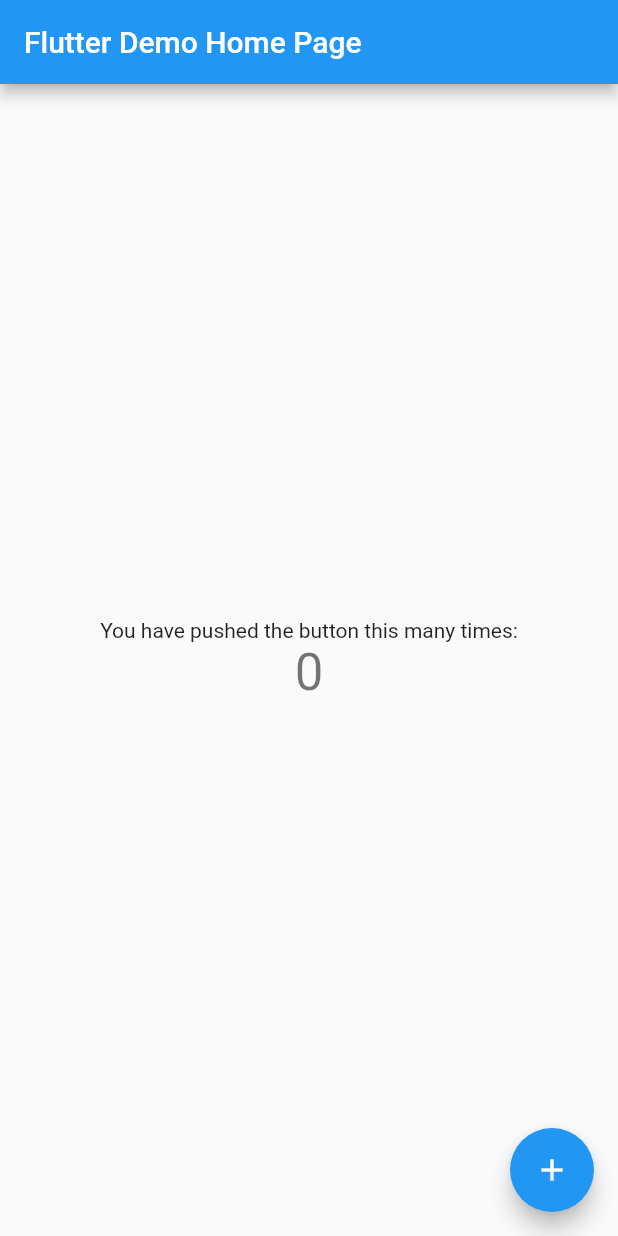
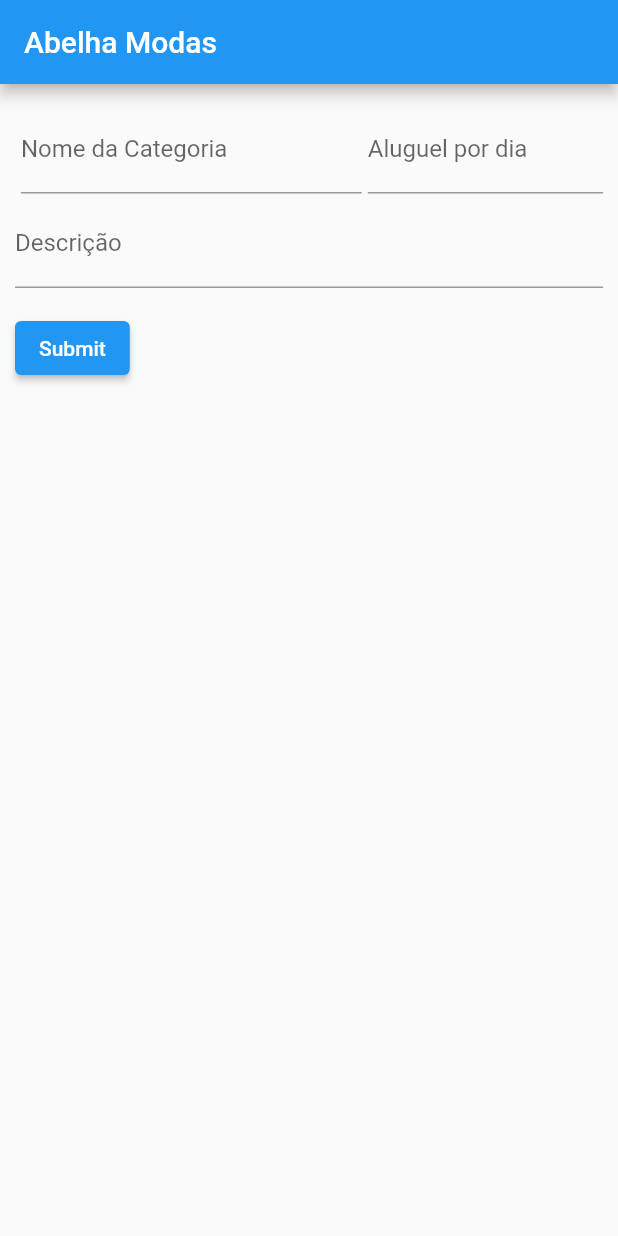
Before and after one commit to camilocoelhogomes/abelha_modas, a Flutter app: the screen it shows after launch, on a phone screen of 412 x 824 dp. Run offline on Flutter 3.47's test engine with Material 2 defaults, Android fonts, the light colour scheme and no system bars.

Commit message:
starting the add category form

```diff
--- a/lib/domain/use_cases.dart
+++ b/lib/domain/use_cases.dart
@@ -6,7 +6,7 @@
 }
 
 abstract class SearchCustomer {
-  Future<List<Customer>> searchCustomerBy(String searchBy, String searchFor);
+  Future<List<Customer>> searchCustomer(String searchFor);
 }
 
 abstract class CreateCategory {
@@ -42,16 +42,10 @@
   SearchCustomerUseCase({required creator}) : _creator = creator;
 
   @override
-  Future<List<Customer>> searchCustomerBy(String searchBy, String searchFor) {
+  Future<List<Customer>> searchCustomer(String searchFor) {
     RegExp cpfRegex = RegExp(r'\d{11}');
     try {
-      if (searchBy != 'cpf' && searchBy != 'name') {
-        throw FieldNotSearchble(message: 'search by needs to be cpf or name');
-      }
-      if (searchBy == 'cpf' && !cpfRegex.hasMatch(searchFor)) {
-        throw FieldNotSearchble(message: 'cpf don\'t match regex \'\\d{11}\'');
-      }
-      return _creator.searchCustomerBy(searchBy, searchFor);
+      return _creator.searchCustomer(searchFor);
     } catch (e) {
       rethrow;
     }
--- a/lib/main.dart
+++ b/lib/main.dart
@@ -1,3 +1,4 @@
+import 'package:abelha_modas/user_interface/pages/register_costume/register_costume.dart';
 import 'package:flutter/material.dart';
 
 void main() {
@@ -24,92 +25,7 @@
         // is not restarted.
         primarySwatch: Colors.blue,
       ),
-      home: const MyHomePage(title: 'Flutter Demo Home Page'),
+      home: const RegisterCostumePage(),
     );
   }
 }
-
-class MyHomePage extends StatefulWidget {
-  const MyHomePage({Key? key, required this.title}) : super(key: key);
-
-  // This widget is the home page of your application. It is stateful, meaning
-  // that it has a State object (defined below) that contains fields that affect
-  // how it looks.
-
-  // This class is the configuration for the state. It holds the values (in this
-  // case the title) provided by the parent (in this case the App widget) and
-  // used by the build method of the State. Fields in a Widget subclass are
-  // always marked "final".
-
-  final String title;
-
-  @override
-  State<MyHomePage> createState() => _MyHomePageState();
-}
-
-class _MyHomePageState extends State<MyHomePage> {
-  int _counter = 0;
-
-  void _incrementCounter() {
-    setState(() {
-      // This call to setState tells the Flutter framework that something has
-      // changed in this State, which causes it to rerun the build method below
-      // so that the display can reflect the updated values. If we changed
-      // _counter without calling setState(), then the build method would not be
-      // called again, and so nothing would appear to happen.
-      _counter++;
-    });
-  }
-
-  @override
-  Widget build(BuildContext context) {
-    // This method is rerun every time setState is called, for instance as done
-    // by the _incrementCounter method above.
-    //
-    // The Flutter framework has been optimized to make rerunning build methods
-    // fast, so that you can just rebuild anything that needs updating rather
-    // than having to individually change instances of widgets.
-    return Scaffold(
-      appBar: AppBar(
-        // Here we take the value from the MyHomePage object that was created by
-        // the App.build method, and use it to set our appbar title.
-        title: Text(widget.title),
-      ),
-      body: Center(
-        // Center is a layout widget. It takes a single child and positions it
-        // in the middle of the parent.
-        child: Column(
-          // Column is also a layout widget. It takes a list of children and
-          // arranges them vertically. By default, it sizes itself to fit its
-          // children horizontally, and tries to be as tall as its parent.
-          //
-          // Invoke "debug painting" (press "p" in the console, choose the
-          // "Toggle Debug Paint" action from the Flutter Inspector in Android
-          // Studio, or the "Toggle Debug Paint" command in Visual Studio Code)
-          // to see the wireframe for each widget.
-          //
-          // Column has various properties to control how it sizes itself and
-          // how it positions its children. Here we use mainAxisAlignment to
-          // center the children vertically; the main axis here is the vertical
-          // axis because Columns are vertical (the cross axis would be
-          // horizontal).
-          mainAxisAlignment: MainAxisAlignment.center,
-          children: <Widget>[
-            const Text(
-              'You have pushed the button this many times:',
-            ),
-            Text(
-              '$_counter',
-              style: Theme.of(context).textTheme.headline4,
-            ),
-          ],
-        ),
-      ),
-      floatingActionButton: FloatingActionButton(
-        onPressed: _incrementCounter,
-        tooltip: 'Increment',
-        child: const Icon(Icons.add),
-      ), // This trailing comma makes auto-formatting nicer for build methods.
-    );
-  }
-}
--- /dev/null
+++ b/lib/user_interface/pages/register_costume/register_costume.dart
@@ -0,0 +1,139 @@
+import 'package:abelha_modas/domain/entities.dart';
+import 'package:flutter/material.dart';
+import 'package:flutter/src/widgets/framework.dart';
+import 'package:flutter/widgets.dart';
+
+class RegisterCostumePage extends StatefulWidget {
+  const RegisterCostumePage({super.key});
+
+  @override
+  State<RegisterCostumePage> createState() => _RegisterCostumePageState();
+}
+
+class _RegisterCostumePageState extends State<RegisterCostumePage> {
+  @override
+  Widget build(BuildContext context) {
+    return MaterialApp(
+      title: 'Abelha modas',
+      home: Scaffold(
+        appBar: AppBar(
+          title: const Text('Abelha Modas'),
+        ),
+        body: RegisterCategoryForm(),
+      ),
+    );
+  }
+}
+
+class RegisterCategoryForm extends StatefulWidget {
+  const RegisterCategoryForm({super.key});
+
+  @override
+  State<RegisterCategoryForm> createState() => _RegisterCategoryFormState();
+}
+
+class CategoryEditingController {
+  TextEditingController name = TextEditingController();
+  TextEditingController description = TextEditingController();
+  TextEditingController priceInCentsPerDay = TextEditingController();
+}
+
+class _RegisterCategoryFormState extends State<RegisterCategoryForm> {
+  final _formKey = GlobalKey<FormState>();
+  CategoryEditingController controllers = CategoryEditingController();
+  @override
+  Widget build(BuildContext context) {
+    return Form(
+      key: _formKey,
+      child: Padding(
+        padding: const EdgeInsets.all(10),
+        child: Column(
+          crossAxisAlignment: CrossAxisAlignment.start,
+          children: [
+            Row(
+              children: [
+                Expanded(
+                  flex: 3,
+                  child: Padding(
+                    padding: const EdgeInsets.all(4),
+                    child: CustomFormField(
+                      hintText: 'Papai Noel',
+                      label: 'Nome da Categoria',
+                      controller: controllers.name,
+                      validator: (String? name) =>
+                          name == null ? null : 'adicione um nome',
+                    ),
+                  ),
+                ),
+                Expanded(
+                  flex: 2,
+                  child: CustomFormField(
+                    hintText: 'R\$ 15,00',
+                    label: 'Aluguel por dia',
+                    controller: controllers.priceInCentsPerDay,
+                    validator: (String? name) =>
+                        name == null ? null : 'adicione um nome',
+                    keyboardType: const TextInputType.numberWithOptions(),
+                  ),
+                ),
+              ],
+            ),
+            CustomFormField(
+              controller: controllers.description,
+              hintText: 'Descreva a Categoria',
+              label: 'Descrição',
+            ),
+            Padding(
+              padding: const EdgeInsets.symmetric(vertical: 16.0),
+              child: ElevatedButton(
+                onPressed: () {
+                  // Validate returns true if the form is valid, or false otherwise.
+                  if (_formKey.currentState!.validate()) {
+                    // If the form is valid, display a snackbar. In the real world,
+                    // you'd often call a server or save the information in a database.
+                    ScaffoldMessenger.of(context).showSnackBar(
+                      const SnackBar(content: Text('Processing Data')),
+                    );
+                  }
+                },
+                child: const Text('Submit'),
+              ),
+            ),
+          ],
+        ),
+      ),
+    );
+  }
+}
+
+class CustomFormField extends StatelessWidget {
+  const CustomFormField(
+      {Key? key,
+      required this.hintText,
+      required this.label,
+      this.validator,
+      required this.controller,
+      this.onChanged,
+      this.keyboardType})
+      : super(key: key);
+
+  final String hintText;
+  final String label;
+  final String? Function(String? string)? validator;
+  final TextEditingController controller;
+  final void Function(String value)? onChanged;
+  final TextInputType? keyboardType;
+  @override
+  Widget build(BuildContext context) {
+    return TextFormField(
+      onChanged: onChanged,
+      keyboardType: keyboardType,
+      controller: controller,
+      decoration: InputDecoration(
+        hintText: hintText,
+        label: Text(label),
+      ),
+      validator: validator,
+    );
+  }
+}
```
Also changed, not shown: 1 other file.
